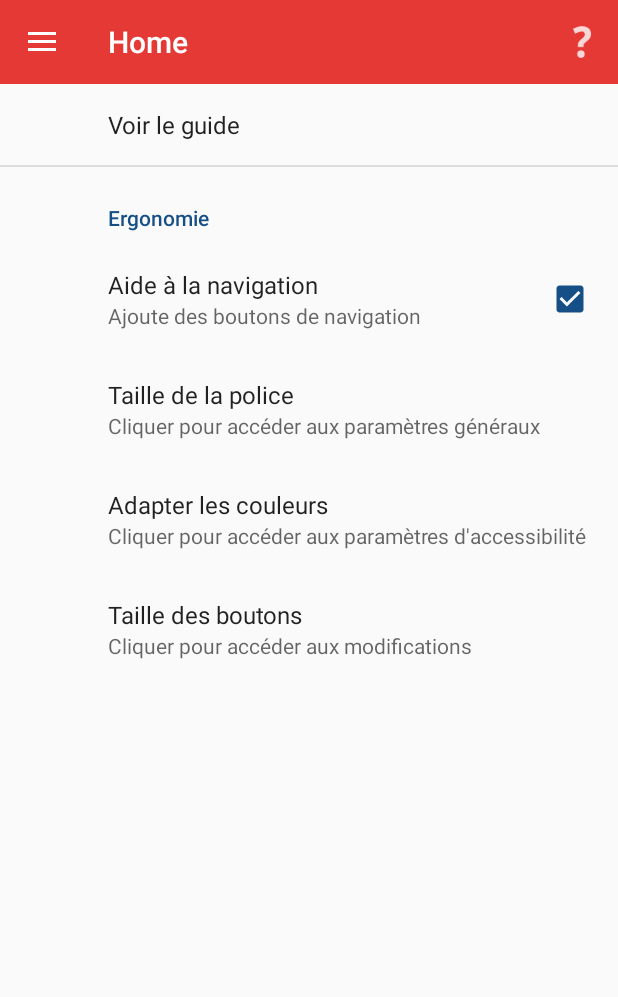
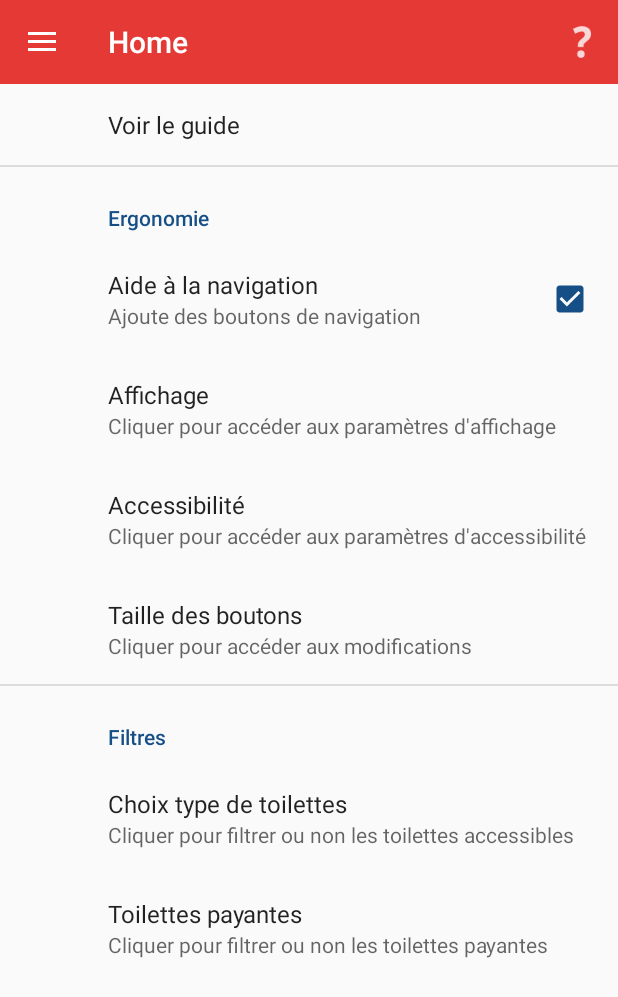
Before and after one commit to HandiPressante/HandiPressante-android, an Android app: the fragment SettingsFragment placed in its activity, on a phone screen of 412 x 824 dp. Shown: the top 997 px of the screen. Run offline under Robolectric (Android 15) with nearby library versions, the phone set to English and light mode, and no system bars; our stand-ins replace androidx.preference; libraries missing offline, so code that uses them is left out: org.osmdroid, org.osmdroid.util; network calls fail; 3 statements that could not run were skipped.

Commit message:
add settings menu filters

```diff
--- a/app/src/main/res/values/strings.xml
+++ b/app/src/main/res/values/strings.xml
@@ -33,22 +33,42 @@
     <string name="help">Aide</string>
 
     <string name="button_size_value">Cliquer pour accéder aux modifications</string>
+    <string name="pmr_value">Cliquer pour filtrer ou non les toilettes accessibles</string>
+    <string name="money_value">Cliquer pour filtrer ou non les toilettes payantes</string>
 
+
+    <string-array name="array_settings_pmr_values">
+        <item>0</item>
+        <item>1</item>
+        <item>2</item>
+    </string-array>
+
+    <string-array name="array_settings_money_values">
+        <item>0</item>
+        <item>1</item>
+        <item>2</item>
+    </string-array>
 
     <string-array name="array_settings_size_values">
         <item>0</item>
         <item>1</item>
-        <item>2</item>
-        <item>3</item>
-        <item>4</item>
     </string-array>
 
     <string-array name="array_settings_size_entries">
-        <item> Très Petit</item>
-        <item> Petit</item>
-        <item> Moyen</item>
+        <item> Normal</item>
         <item> Grand</item>
-        <item> Très grand</item>
+    </string-array>
+
+    <string-array name="array_settings_pmr">
+        <item> Handicapé</item>
+        <item> Tout utilisateur</item>
+        <item> Les deux </item>
+    </string-array>
+
+    <string-array name="array_settings_money">
+        <item>Gratuit</item>
+        <item>Payant</item>
+        <item>Les deux</item>
     </string-array>
 
     <string-array name="button_map_size_values">
@@ -63,6 +83,15 @@
         <item>Home</item>
         <item>Réglages</item>
         <item>Mémos</item>
+    </string-array>
+
+    <string-array name="array_rating_values">
+        <item>0</item>
+        <item>1</item>
+        <item>2</item>
+        <item>3</item>
+        <item>4</item>
+        <item>5</item>
     </string-array>
 
     <string name="preference_file_key">fr.handipressante.app.PREFERENCE_FILE_KEY</string>
@@ -112,15 +141,6 @@
     <string name="description">Description</string>
     <string name="toilet_name">Nom des toilettes</string>
 
-    <string-array name="array_rating_values">
-        <item>0</item>
-        <item>1</item>
-        <item>2</item>
-        <item>3</item>
-        <item>4</item>
-        <item>5</item>
-    </string-array>
-
     <string name="toiletrating_explanation">
         Veuillez attribuer une note pour chaque critère.
     </string>
--- a/app/src/main/res/xml/settings.xml
+++ b/app/src/main/res/xml/settings.xml
@@ -1,12 +1,13 @@
 <?xml version="1.0" encoding="utf-8"?>
-<PreferenceScreen xmlns:android="http://schemas.android.com/apk/res/android">
+<PreferenceScreen xmlns:android="http://schemas.android.com/apk/res/android"
+    xmlns:style="http://schemas.android.com/apk/res-auto">
     <Preference
         android:key="tuto"
         android:title="Voir le guide" />
 
     <PreferenceCategory
         android:title="Ergonomie"
-        android:key="acessibility">
+        android:key="accessibility">
 
         <CheckBoxPreference
             android:key="scroll_help"
@@ -16,13 +17,13 @@
 
         <Preference
             android:key="font_size"
-            android:title="Taille de la police"
-            android:summary="Cliquer pour accéder aux paramètres généraux"
-            android:defaultValue="false" />
-
+            android:title="Affichage"
+            android:summary="Cliquer pour accéder aux paramètres d'affichage"
+            android:defaultValue="false">
+        </Preference>/>
         <Preference
             android:key="color"
-            android:title="Adapter les couleurs"
+            android:title="Accessibilité"
             android:summary="Cliquer pour accéder aux paramètres d'accessibilité"
             android:defaultValue="false" />
 
@@ -35,4 +36,24 @@
             android:summary="@string/button_size_value"
             android:defaultValue="false" />
     </PreferenceCategory>
+    <PreferenceCategory
+        android:title="Filtres"
+        android:key="filters">
+        <ListPreference
+            android:key="pmr_filter"
+            android:dialogTitle="Choisir la catégorie"
+            android:entries="@array/array_settings_pmr"
+            android:entryValues="@array/array_settings_pmr_values"
+            android:title="Choix type de toilettes"
+            android:summary="@string/pmr_value"
+            android:defaultValue="2" />
+        <ListPreference
+            android:key="money_filter"
+            android:dialogTitle="Choisir la catégorie"
+            android:entries="@array/array_settings_money"
+            android:entryValues="@array/array_settings_money_values"
+            android:title="Toilettes payantes"
+            android:summary="@string/money_value"
+            android:defaultValue="2" />
+    </PreferenceCategory>
 </PreferenceScreen>
```
Also changed, not shown: app/src/main/res/color/color_state_list.xml (line endings or trailing spaces), app/src/main/res/drawable-xhdpi/tuto_sheet.png, app/src/main/res/drawable-xxhdpi/ic_action_help.png (added).
